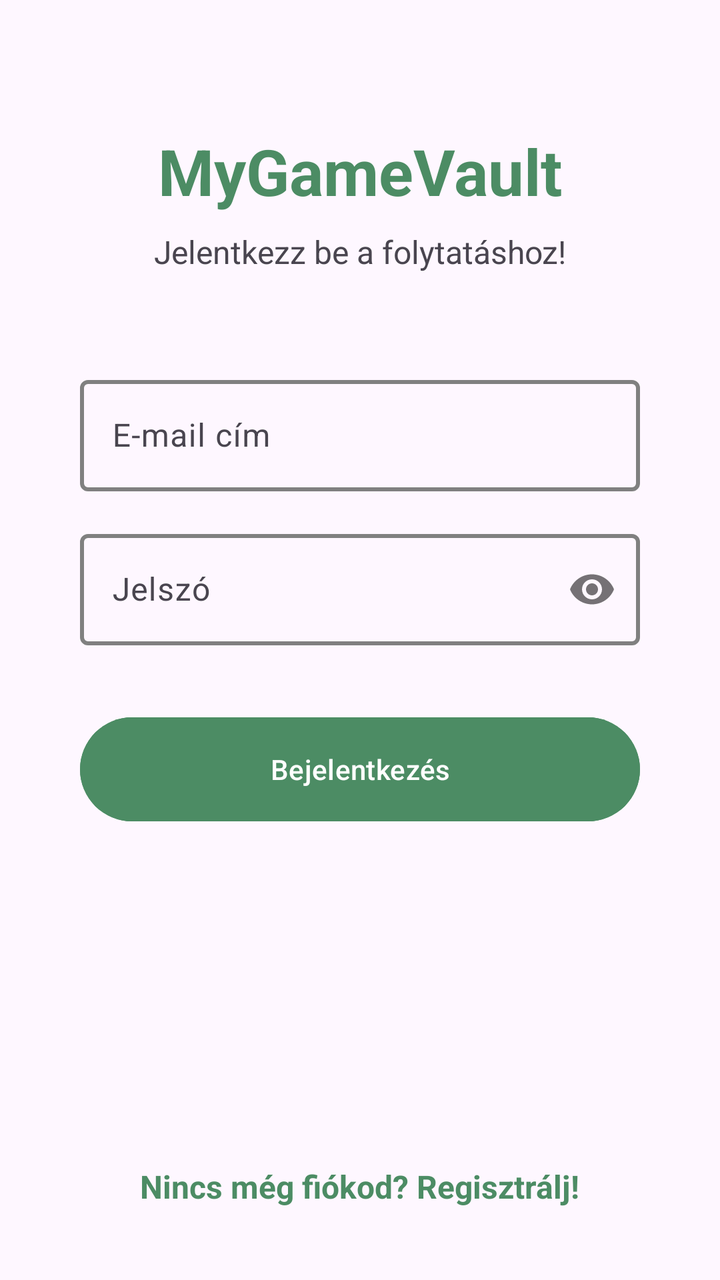
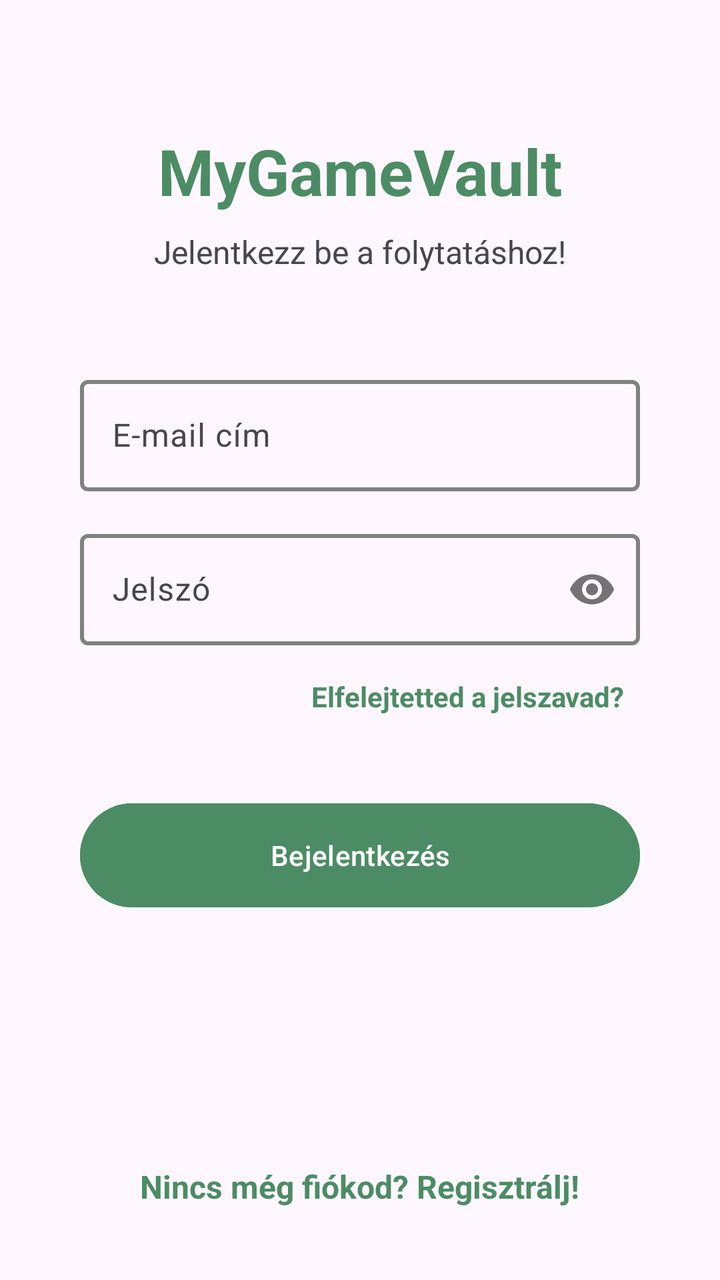

The first picture is an Android layout as it rendered before a commit; the second is the same layout after the commit. The layout source and the unified diff follow.
<!-- AndroidManifest.xml: application theme Theme.MyGameVault -->
<!-- res/layout/fragment_login.xml -->
<?xml version="1.0" encoding="utf-8"?>
<androidx.constraintlayout.widget.ConstraintLayout xmlns:android="http://schemas.android.com/apk/res/android"
    xmlns:app="http://schemas.android.com/apk/res-auto"
    xmlns:tools="http://schemas.android.com/tools"
    android:id="@+id/clLogin"
    android:layout_width="match_parent"
    android:layout_height="match_parent"
    tools:context=".fragments.LoginFragment"
    android:fitsSystemWindows="true">

    <TextView
        android:id="@+id/tvTitleApplicationName"
        android:layout_width="wrap_content"
        android:layout_height="wrap_content"
        android:layout_marginTop="64dp"
        android:text="@string/app_name"
        android:textSize="32sp"
        android:textStyle="bold"
        android:textColor="@color/green"
        app:layout_constraintEnd_toEndOf="parent"
        app:layout_constraintStart_toStartOf="parent"
        app:layout_constraintTop_toTopOf="parent" />

    <TextView
        android:id="@+id/tvTitleLogin"
        android:layout_width="wrap_content"
        android:layout_height="wrap_content"
        android:layout_marginTop="8dp"
        android:text="@string/title_login"
        android:textSize="16sp"
        app:layout_constraintEnd_toEndOf="parent"
        app:layout_constraintStart_toStartOf="parent"
        app:layout_constraintTop_toBottomOf="@+id/tvTitleApplicationName" />

    <com.google.android.material.textfield.TextInputLayout
        android:id="@+id/tilLoginEmail"
        style="@style/Widget.Material3.TextInputLayout.OutlinedBox"
        android:layout_width="0dp"
        android:layout_height="wrap_content"
        android:layout_marginStart="40dp"
        android:layout_marginTop="48dp"
        android:layout_marginEnd="40dp"
        android:hint="@string/email"
        app:boxStrokeColor="@color/til_stroke"
        app:boxStrokeWidth="2dp"
        app:hintTextColor="@color/green"
        app:layout_constraintEnd_toEndOf="parent"
        app:layout_constraintStart_toStartOf="parent"
        app:layout_constraintTop_toBottomOf="@+id/tvTitleLogin">

        <com.google.android.material.textfield.TextInputEditText
            android:id="@+id/etLoginEmail"
            android:layout_width="match_parent"
            android:layout_height="wrap_content"
            android:inputType="textEmailAddress" />
    </com.google.android.material.textfield.TextInputLayout>

    <com.google.android.material.textfield.TextInputLayout
        android:id="@+id/tilLoginPassword"
        style="@style/Widget.Material3.TextInputLayout.OutlinedBox"
        android:layout_width="0dp"
        android:layout_height="wrap_content"
        android:layout_marginStart="40dp"
        android:layout_marginTop="16dp"
        android:layout_marginEnd="40dp"
        android:hint="@string/password"
        app:boxStrokeColor="@color/til_stroke"
        app:boxStrokeWidth="2dp"
        app:hintTextColor="@color/green"
        app:passwordToggleEnabled="true"
        app:layout_constraintEnd_toEndOf="parent"
        app:layout_constraintStart_toStartOf="parent"
        app:layout_constraintTop_toBottomOf="@+id/tilLoginEmail">

        <com.google.android.material.textfield.TextInputEditText
            android:id="@+id/etLoginPassword"
            android:layout_width="match_parent"
            android:layout_height="wrap_content"
            android:inputType="textPassword" />
    </com.google.android.material.textfield.TextInputLayout>

    <Button
        android:id="@+id/btnLogin"
        android:layout_width="0dp"
        android:layout_height="60dp"
        android:layout_marginTop="32dp"
        android:layout_marginStart="40dp"
        android:layout_marginEnd="40dp"
        android:text="@string/login"
        android:backgroundTint="@color/green"
        app:layout_constraintEnd_toEndOf="parent"
        app:layout_constraintStart_toStartOf="parent"
        app:layout_constraintTop_toBottomOf="@+id/tilLoginPassword" />

    <TextView
        android:id="@+id/tvRegister"
        android:layout_width="wrap_content"
        android:layout_height="wrap_content"
        android:layout_marginBottom="20dp"
        android:padding="16dp"
        android:text="@string/login_to_register"
        android:textColor="@color/green"
        android:textSize="16sp"
        android:textStyle="bold"
        app:layout_constraintBottom_toBottomOf="parent"
        app:layout_constraintEnd_toEndOf="parent"
        app:layout_constraintStart_toStartOf="parent" />

</androidx.constraintlayout.widget.ConstraintLayout>
<!-- resources referenced by this layout -->
<resources>
  <color name="green">#4C8C64</color>
  <string name="app_name">MyGameVault</string>
  <string name="email">E-mail cím</string>
  <string name="login">Bejelentkezés</string>
  <string name="login_to_register">Nincs még fiókod? Regisztrálj!</string>
  <string name="password">Jelszó</string>
  <string name="title_login">Jelentkezz be a folytatáshoz!</string>
  <style name="Theme.MyGameVault" parent="Base.Theme.MyGameVault" />
  <style name="Base.Theme.MyGameVault" parent="Theme.Material3.DayNight.NoActionBar">
          <item name="colorPrimary">@color/green</item>
          <item name="colorOnPrimary">@android:color/white</item>
          <item name="colorPrimaryContainer">@color/light_green</item>
          <item name="textInputStyle">@style/CustomTextInputLayout</item>
      </style>
  <color name="light_green">#E8F5E9</color>
  <style name="CustomTextInputLayout" parent="Widget.Material3.TextInputLayout.OutlinedBox">
          <item name="boxStrokeColor">@color/green</item>
          <item name="hintTextColor">@color/green</item>
          <item name="boxStrokeWidth">2dp</item>
          <item name="startIconTint">@color/green</item>
          <item name="endIconTint">@color/green</item>
          <item name="android:textColorHint">@color/green</item>
      </style>
</resources>

<!-- the commit's change to res/layout/fragment_login.xml (unified diff, before → after) -->
@@ -79,6 +79,19 @@
             android:inputType="textPassword" />
     </com.google.android.material.textfield.TextInputLayout>
 
+    <TextView
+        android:id="@+id/tvForgotPassword"
+        android:layout_width="wrap_content"
+        android:layout_height="wrap_content"
+        android:layout_marginTop="8dp"
+        android:layout_marginEnd="40dp"
+        android:padding="8dp"
+        android:text="@string/forgot_password"
+        android:textColor="@color/green"
+        android:textStyle="bold"
+        app:layout_constraintEnd_toEndOf="parent"
+        app:layout_constraintTop_toBottomOf="@+id/tilLoginPassword" />
+
     <Button
         android:id="@+id/btnLogin"
         android:layout_width="0dp"
@@ -90,7 +103,7 @@
         android:backgroundTint="@color/green"
         app:layout_constraintEnd_toEndOf="parent"
         app:layout_constraintStart_toStartOf="parent"
-        app:layout_constraintTop_toBottomOf="@+id/tilLoginPassword" />
+        app:layout_constraintTop_toBottomOf="@+id/tvForgotPassword" />
 
     <TextView
         android:id="@+id/tvRegister"
<!-- resource entries referenced after the edit -->
@@ -3,6 +3,7 @@
   <color name="green">#4C8C64</color>
   <string name="app_name">MyGameVault</string>
   <string name="email">E-mail cím</string>
+  <string name="forgot_password">Elfelejtetted a jelszavad?</string>
   <string name="login">Bejelentkezés</string>
   <string name="login_to_register">Nincs még fiókod? Regisztrálj!</string>
   <string name="password">Jelszó</string>
